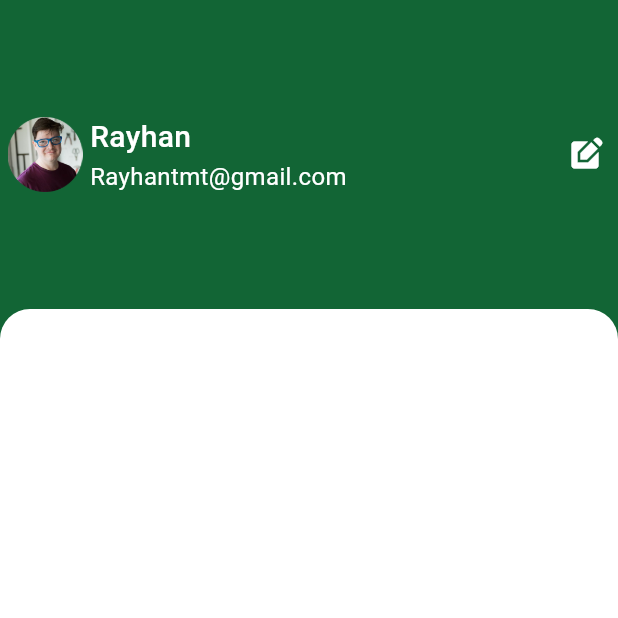
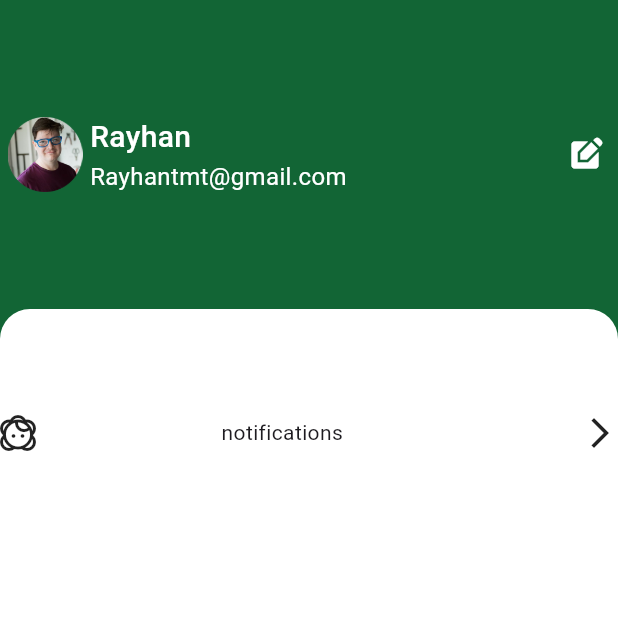
Before and after one commit to rayhantmt/schultzim, a Flutter app: the ProfileView screen opened directly, on a phone screen of 412 x 824 dp, the top half of it. Run offline on Flutter 3.47's test engine with Material 3 defaults, Android fonts, the phone set to English and light mode, and no system bars; our stand-ins replace country_code_picker, flutter_svg, get.

Commit message:
added a reuseable component on profile

```diff
--- /dev/null
+++ b/lib/app/common_widgets/profile_container.dart
@@ -0,0 +1,25 @@
+import 'package:flutter/material.dart';
+import 'package:get/get.dart';
+import 'package:get/get_connect/http/src/utils/utils.dart';
+
+class ProfileContainer extends StatelessWidget {
+  const ProfileContainer({super.key, required this.tiitle, required this.ic});
+final String tiitle;
+final Icon ic;
+  @override
+  Widget build(BuildContext context) {
+    return Container(
+      height: Get.height*0.2,
+      width: double.infinity,
+      child: Row(
+        children: [
+ic,
+SizedBox(width: Get.width*0.3,),
+Text(tiitle),
+Spacer(),
+Icon(Icons.arrow_forward_ios)
+        ],
+      ),
+    );
+  }
+}
--- a/lib/app/modules/profile/profile_view.dart
+++ b/lib/app/modules/profile/profile_view.dart
@@ -1,5 +1,6 @@
 import 'package:flutter/material.dart';
 import 'package:get/get.dart';
+import 'package:schultzim/app/common_widgets/profile_container.dart';
 import 'package:schultzim/app/routes/app_routes.dart';
 import 'package:schultzim/app/utils/app_colors.dart';
 import 'package:schultzim/app/utils/app_images.dart';
@@ -64,6 +65,11 @@ class ProfileView extends StatelessWidget {
                   topRight: Radius.circular(20),
                 ),
               ),
+              child: Column(
+                children: [
+                  ProfileContainer(tiitle: 'notifications', ic: Icon(Icons.face_2_outlined))
+                ],
+              ),
             ),
           ),
         ],
```
